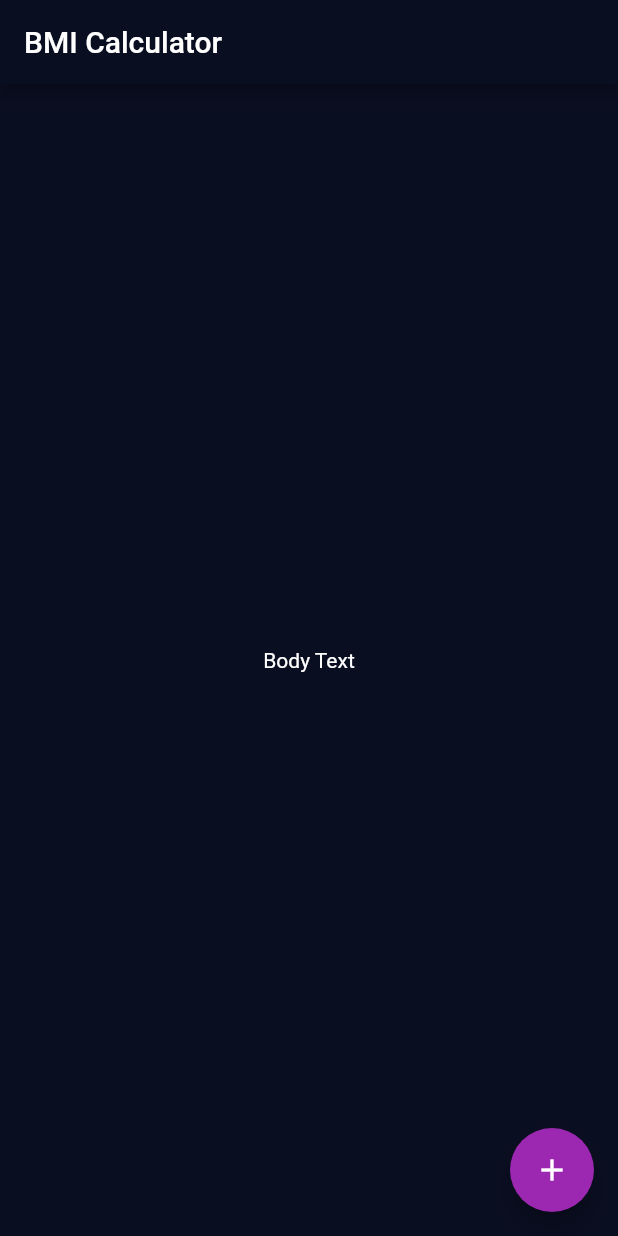
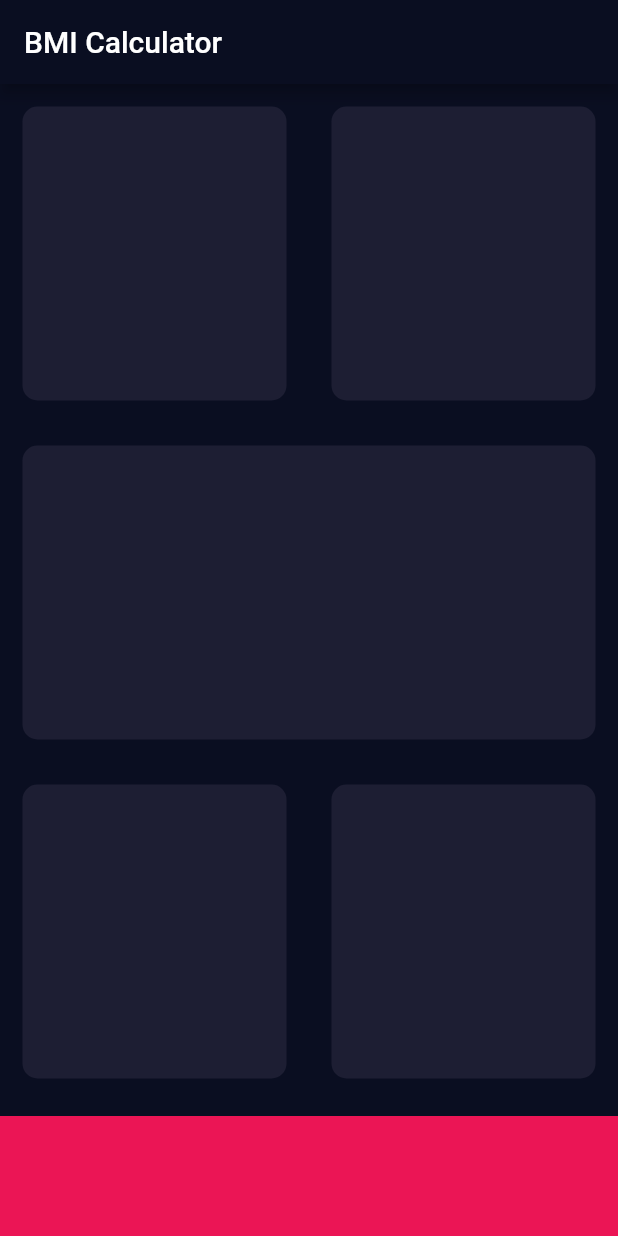
Before and after one commit to ayushbansalvit/bmi-calculator, a Flutter app: the screen it shows after launch, on a phone screen of 412 x 824 dp. Run offline on Flutter 3.47's test engine with Material 2 defaults, Android fonts, the phone set to English and light mode, and no system bars; our stand-ins replace font_awesome_flutter.

Commit message:
refactored-code

```diff
--- a/lib/input_page.dart
+++ b/lib/input_page.dart
@@ -1,4 +1,9 @@
 import 'package:flutter/material.dart';
+import 'package:font_awesome_flutter/font_awesome_flutter.dart';
+
+const bottomContainerHeight = 80.0;
+const activeCardColour = Color(0xFF1D1E33);
+const bottomContainerColour = Color(0xFFEB1555);
 
 class InputPage extends StatefulWidget {
   @override
@@ -12,15 +17,72 @@ class _InputPageState extends State<InputPage> {
       appBar: AppBar(
         title: Text('BMI Calculator'),
       ),
-      body: Center(
-        child: Text('Body Text'),
-      ),
-      floatingActionButton: Theme(
-        data: ThemeData(accentColor: Colors.purple),
-        child: FloatingActionButton(
-          child: Icon(Icons.add),
-        ),
+      body: Column(
+        children: <Widget>[
+          Expanded(
+            child: Row(
+              children: <Widget>[
+                Expanded(
+                  child: ReusableCard(
+                    colour: activeCardColour,
+                  ),
+                ),
+                Expanded(
+                  child: ReusableCard(
+                    colour: activeCardColour,
+                  ),
+                ),
+              ],
+            ),
+          ),
+          Expanded(
+            child: ReusableCard(
+              colour: activeCardColour,
+            ),
+          ),
+          Expanded(
+            child: Row(
+              children: <Widget>[
+                Expanded(
+                  child: ReusableCard(
+                    colour: activeCardColour,
+                  ),
+                ),
+                Expanded(
+                  child: ReusableCard(
+                    colour: activeCardColour,
+                  ),
+                ),
+              ],
+            ),
+          ),
+          Container(
+            color: bottomContainerColour,
+            margin: EdgeInsets.only(top: 10.0),
+            width: double.infinity,
+            height: bottomContainerHeight,
+          )
+        ],
       ),
     );
   }
 }
+
+class ReusableCard extends StatelessWidget {
+  ReusableCard({@required this.colour, this.cardChild});
+  final Color colour;
+  final Widget cardChild;
+
+  @override
+  Widget build(BuildContext context) {
+    return Container(
+      child: cardChild,
+      margin: EdgeInsets.all(15.0),
+      decoration: BoxDecoration(
+        color: colour,
+        borderRadius: BorderRadius.circular(10.0),
+      ),
+    );
+  }
+}
+//0xFF1D1E33
--- a/pubspec.yaml
+++ b/pubspec.yaml
@@ -17,6 +17,7 @@ dependencies:
   # The following adds the Cupertino Icons font to your application.
   # Use with the CupertinoIcons class for iOS style icons.
   cupertino_icons: ^1.0.0
+  font_awesome_flutter: ^8.11.0
 
 dev_dependencies:
   flutter_test:
```
Also changed, not shown: lib/main.dart (+5 -6 lines), pubspec.lock.
